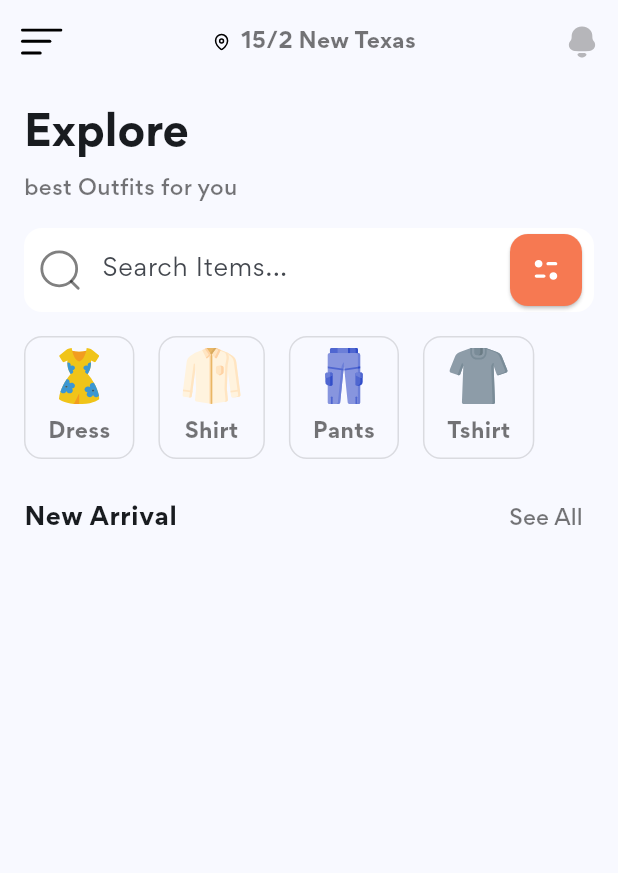
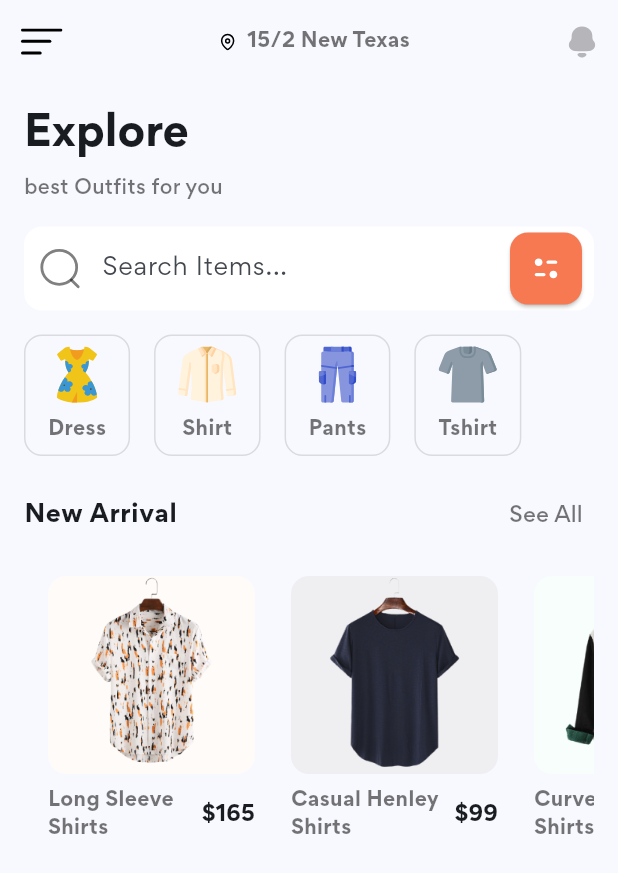
Before and after one commit to AbdelrhmanAmer/flutter-shop-UI, a Flutter app: the screen it shows after launch, on a phone screen of 412 x 824 dp. Shown: the top 873 px of the screen. Run offline on Flutter 3.47's test engine with Material 3 defaults, Android fonts, the phone set to English and light mode, and no system bars; our stand-ins replace flutter_svg.

Commit message:
Home Screen(New Arrival section)

```diff
--- a/shop_ui/lib/main.dart
+++ b/shop_ui/lib/main.dart
@@ -17,12 +17,15 @@ class MyApp extends StatelessWidget {
       title: 'Flutter Demo',
       theme: ThemeData(
         textTheme: const TextTheme().copyWith(
-          bodyMedium: const TextStyle(color: Colors.black54, fontWeight: FontWeight.bold),
+          bodyMedium: const TextStyle(
+            color: Colors.black54,
+            fontWeight: FontWeight.bold,
+            fontSize: 13
+          ),
         ),
         colorScheme: ColorScheme.fromSeed(
           seedColor: Colors.blue,
           background: bgColor,
-
         ),
         useMaterial3: true,
         fontFamily: "Gordita",
--- /dev/null
+++ b/shop_ui/lib/models/product.dart
@@ -0,0 +1,40 @@
+import 'package:flutter/material.dart';
+
+class Product {
+  final String image, title;
+  final int price;
+  final Color bgColor;
+
+  Product({
+    required this.image,
+    required this.title,
+    required this.price,
+    this.bgColor = const Color(0xFFEFEFF2),
+  });
+}
+
+List<Product> products = [
+  Product(
+    image: "assets/images/product_0.png",
+    title: "Long Sleeve Shirts",
+    price: 165,
+    bgColor: const Color(0xFFFEFBF9),
+  ),
+  Product(
+    image: "assets/images/product_1.png",
+    title: "Casual Henley Shirts",
+    price: 99,
+  ),
+  Product(
+    image: "assets/images/product_2.png",
+    title: "Curved Hem Shirts",
+    price: 180,
+    bgColor: const Color(0xFFF8FEFB),
+  ),
+  Product(
+    image: "assets/images/product_3.png",
+    title: "Casual Nolin",
+    price: 149,
+    bgColor: const Color(0xFFEEEEED),
+  ),
+];
--- a/shop_ui/lib/screens/home/components/categroies.dart
+++ b/shop_ui/lib/screens/home/components/categroies.dart
@@ -1,7 +1,7 @@
 import 'package:flutter/material.dart';
 
 import '../../../constants.dart';
-import '../../../models/Category.dart';
+import '../../../models/category.dart';
 import 'category_card.dart';
 
 class Categories extends StatelessWidget {
--- /dev/null
+++ b/shop_ui/lib/screens/home/components/new_arrival.dart
@@ -0,0 +1,35 @@
+import 'package:flutter/material.dart';
+
+import '../../../constants.dart';
+import '../../../models/product.dart';
+import 'product_card.dart';
+import 'section_title.dart';
+
+class NewArrival extends StatelessWidget {
+  const NewArrival({
+    super.key,
+  });
+
+  @override
+  Widget build(BuildContext context) {
+    return Column(
+      children: [
+        SectionTitle(title: "New Arrival", press: () {}),
+        SingleChildScrollView(
+          scrollDirection: Axis.horizontal,
+          child: Row(
+            crossAxisAlignment: CrossAxisAlignment.start,
+            children: List.generate(
+              products.length,
+              (index) =>
+                  Padding(
+                    padding: const EdgeInsets.only(left:defaultPadding/2),
+                    child: ProductCard(product: products[index], press: () {}),
+                  ),
+            ),
+          ),
+        ),
+      ],
+    );
+  }
+}
--- /dev/null
+++ b/shop_ui/lib/screens/home/components/product_card.dart
@@ -0,0 +1,58 @@
+import 'package:flutter/material.dart';
+
+import '../../../constants.dart';
+import '../../../models/product.dart';
+
+class ProductCard extends StatelessWidget {
+  const ProductCard({
+    super.key,
+    required this.product,
+    required this.press,
+  });
+  final Product product;
+  final VoidCallback press;
+
+  @override
+  Widget build(BuildContext context) {
+    return GestureDetector(
+      onTap: press,
+      child: Container(
+        width: 154,
+        padding: const EdgeInsets.all(defaultPadding / 2),
+        decoration: BoxDecoration(
+          borderRadius: BorderRadius.circular(defaultBorderRadius),
+        ),
+        child: Column(
+          crossAxisAlignment: CrossAxisAlignment.start,
+          children: [
+            Container(
+              width: double.infinity,
+              decoration: BoxDecoration(
+                color: product.bgColor,
+                borderRadius: BorderRadius.circular(defaultBorderRadius),
+              ),
+              child: Image.asset(
+                product.image,
+                height: 132,
+              ),
+            ),
+            const SizedBox(height: defaultPadding / 2),
+            Row(
+              children: [
+                Expanded(child: Text(product.title, style: Theme.of(context).textTheme.bodyMedium,)),
+                const SizedBox(width: defaultPadding / 4),
+                Text(
+                  "\$${product.price}",
+                  style: Theme.of(context)
+                      .textTheme
+                      .labelLarge!
+                      .copyWith(fontWeight: FontWeight.bold),
+                )
+              ],
+            )
+          ],
+        ),
+      ),
+    );
+  }
+}
--- a/shop_ui/lib/screens/home/components/section_title.dart
+++ b/shop_ui/lib/screens/home/components/section_title.dart
@@ -13,7 +13,7 @@ class SectionTitle extends StatelessWidget {
   @override
   Widget build(BuildContext context) {
     return Padding(
-      padding: const EdgeInsets.symmetric(vertical: defaultPadding),
+      padding: const EdgeInsets.only(top: defaultPadding, bottom: defaultPadding/2),
       child: Row(
         mainAxisAlignment: MainAxisAlignment.spaceBetween,
         children: [
--- a/shop_ui/lib/screens/home/home_screen.dart
+++ b/shop_ui/lib/screens/home/home_screen.dart
@@ -3,8 +3,8 @@ import 'package:flutter_svg/svg.dart';
 
 import '../../constants.dart';
 import 'components/categroies.dart';
+import 'components/new_arrival.dart';
 import 'components/search_from.dart';
-import 'components/section_title.dart';
 
 class HomeScrean extends StatelessWidget {
   const HomeScrean({super.key});
@@ -42,7 +42,8 @@ class HomeScrean extends StatelessWidget {
                   child: SearchForm(),
                 ),
                 const Categories(),
-                SectionTitle(title: "New Arrival", press: () {})
+                const NewArrival(),
+
               ],
             ),
           ),
```
Also changed, not shown: shop_ui/lib/models/category.dart (renamed from shop_ui/lib/models/Category.dart).
